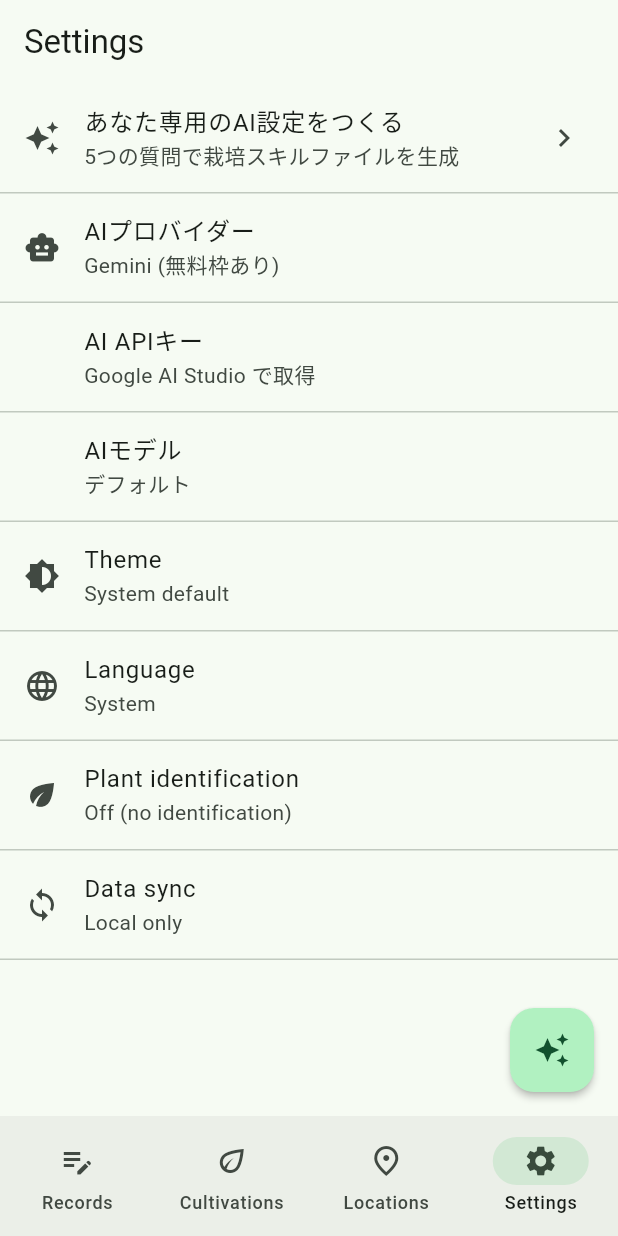
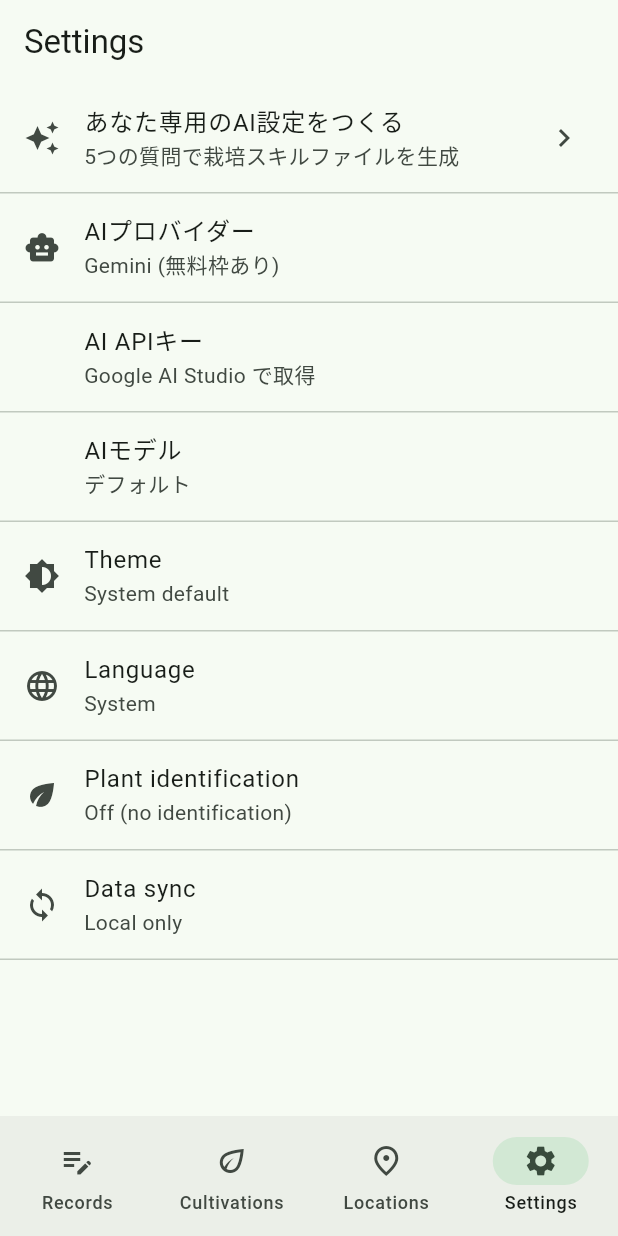
Before and after one commit to aiseed-dev/aiseed-tool, a Flutter app: the screen it shows after launch, item 4 of the bottom bar chosen, on a phone screen of 412 x 824 dp. Run offline on Flutter 3.47's test engine with Material 3 defaults, Android fonts, the phone set to English and light mode, and no system bars; our stand-ins replace flutter_markdown, geolocator, image_picker, native_exif, shared_preferences, sqflite; missing offline and left inert: google_mlkit_image_labeling; accounts and stored records are empty.

Commit message:
fix: 設定タブではFABを非表示にする
設定画面には既にオンボーディングリンクがあるため、
FABの重複を避ける。記録・作物・場所タブでのみ表示。

https://claude.ai/code/session_01PVpPnmycYy8b13sj3CYQsx

```diff
--- a/grow/lib/screens/home_screen.dart
+++ b/grow/lib/screens/home_screen.dart
@@ -54,11 +54,13 @@ class _HomeScreenState extends State<HomeScreen> {
 
     return Scaffold(
       body: screens[_index],
-      floatingActionButton: FloatingActionButton(
-        onPressed: _openOnboarding,
-        tooltip: 'スキルファイルをつくる',
-        child: const Icon(Icons.auto_awesome),
-      ),
+      floatingActionButton: _index != 3
+          ? FloatingActionButton(
+              onPressed: _openOnboarding,
+              tooltip: 'スキルファイルをつくる',
+              child: const Icon(Icons.auto_awesome),
+            )
+          : null,
       bottomNavigationBar: NavigationBar(
         selectedIndex: _index,
         onDestinationSelected: (i) => setState(() => _index = i),
```
